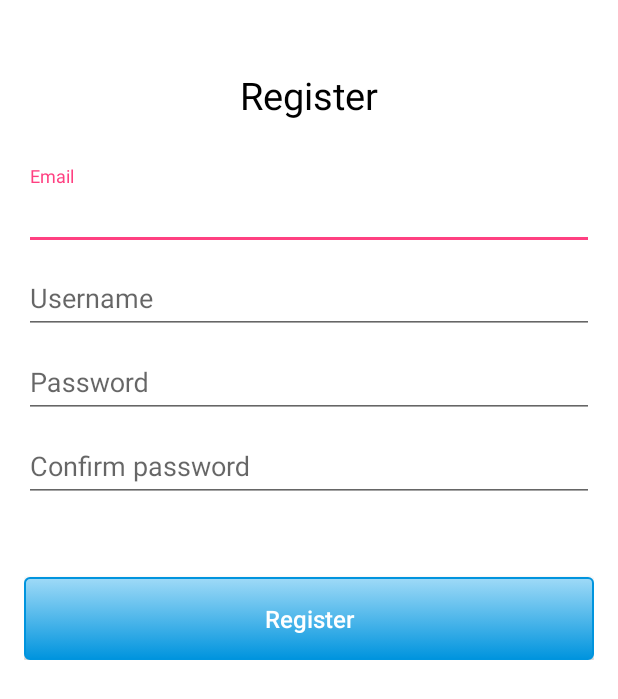
After one commit to GregKluska/Open-API-Android-App, an Android app: the fragment RegisterFragment shown on its own in the app's theme, on a phone screen of 412 x 824 dp. The commit adds this screen. Shown: the top 699 px of the screen. Run offline under Robolectric (Android 15) with nearby library versions, the phone set to English and light mode, and no system bars.

Commit message:
Set up layouts

```diff
--- a/app/src/main/AndroidManifest.xml
+++ b/app/src/main/AndroidManifest.xml
@@ -13,7 +13,7 @@
             android:theme="@style/AppTheme"
             >
 
-        <activity android:name=".AuthActivity"
+        <activity android:name=".ui.auth.AuthActivity"
                   android:windowSoftInputMode="adjustPan">
             <intent-filter>
                 <action android:name="android.intent.action.MAIN"/>
--- a/app/src/main/java/com/codingwithmitch/openapi/AuthActivity.kt
+++ b/app/src/main/java/com/codingwithmitch/openapi/ui/auth/AuthActivity.kt
@@ -1,7 +1,8 @@
-package com.codingwithmitch.openapi
+package com.codingwithmitch.openapi.ui.auth
 
 import android.os.Bundle
 import androidx.appcompat.app.AppCompatActivity
+import com.codingwithmitch.openapi.R
 
 class AuthActivity : AppCompatActivity(){
 
--- /dev/null
+++ b/app/src/main/java/com/codingwithmitch/openapi/ui/auth/RegisterFragment.kt
@@ -0,0 +1,20 @@
+package com.codingwithmitch.openapi.ui.auth
+
+import android.os.Bundle
+import androidx.fragment.app.Fragment
+import android.view.LayoutInflater
+import android.view.View
+import android.view.ViewGroup
+import com.codingwithmitch.openapi.R
+
+class RegisterFragment : Fragment() {
+
+    override fun onCreateView(
+        inflater: LayoutInflater, container: ViewGroup?,
+        savedInstanceState: Bundle?
+    ): View? {
+        // Inflate the layout for this fragment
+        return inflater.inflate(R.layout.fragment_register, container, false)
+    }
+
+}
--- /dev/null
+++ b/app/src/main/res/layout/fragment_register.xml
@@ -0,0 +1,136 @@
+<?xml version="1.0" encoding="utf-8"?>
+<ScrollView
+        xmlns:android="http://schemas.android.com/apk/res/android"
+        xmlns:tools="http://schemas.android.com/tools"
+        android:layout_width="match_parent"
+        android:layout_height="match_parent"
+        xmlns:app="http://schemas.android.com/apk/res-auto"
+        tools:context=".ui.auth.RegisterFragment"
+        android:background="#fff">
+
+    <androidx.constraintlayout.widget.ConstraintLayout
+            android:layout_width="match_parent"
+            android:layout_height="0dp"
+            android:padding="16dp"
+
+            >
+        <TextView
+                android:layout_width="wrap_content"
+                android:layout_height="wrap_content"
+                app:layout_constraintTop_toTopOf="parent"
+                app:layout_constraintLeft_toLeftOf="parent"
+                app:layout_constraintRight_toRightOf="parent"
+                app:layout_constraintBottom_toTopOf="@+id/input_email_layout"
+                android:textSize="25sp"
+                android:textColor="#000"
+                android:text="@string/register"
+                android:id="@+id/register_text"
+                android:layout_marginTop="30dp"/>
+
+        <com.google.android.material.textfield.TextInputLayout
+                android:layout_width="0dp"
+                android:layout_height="wrap_content"
+                app:layout_constraintTop_toBottomOf="@+id/register_text"
+                app:layout_constraintRight_toRightOf="parent"
+                app:layout_constraintLeft_toLeftOf="parent"
+                app:layout_constraintBottom_toTopOf="@+id/input_username_layout"
+                android:id="@+id/input_email_layout"
+                android:layout_marginTop="30dp"
+                >
+
+            <EditText
+                    android:layout_width="match_parent"
+                    android:layout_height="wrap_content"
+                    android:id="@+id/input_email"
+                    android:textColor="#000"
+                    android:hint="@string/email_field"
+                    android:inputType="textEmailAddress"
+                    />
+
+        </com.google.android.material.textfield.TextInputLayout>
+
+
+        <com.google.android.material.textfield.TextInputLayout
+                android:layout_width="0dp"
+                android:layout_height="wrap_content"
+                app:layout_constraintTop_toBottomOf="@+id/input_email_layout"
+                app:layout_constraintRight_toRightOf="parent"
+                app:layout_constraintLeft_toLeftOf="parent"
+                app:layout_constraintBottom_toTopOf="@+id/input_password_layout"
+                android:id="@+id/input_username_layout"
+                >
+
+            <EditText
+                    android:layout_width="match_parent"
+                    android:layout_height="wrap_content"
+                    android:id="@+id/input_username"
+                    android:textColor="#000"
+                    android:hint="@string/field_username"
+                    android:inputType="text"
+                    />
+
+        </com.google.android.material.textfield.TextInputLayout>
+
+        <com.google.android.material.textfield.TextInputLayout
+                android:layout_width="0dp"
+                android:layout_height="wrap_content"
+                app:layout_constraintTop_toBottomOf="@+id/input_username_layout"
+                app:layout_constraintRight_toRightOf="parent"
+                app:layout_constraintLeft_toLeftOf="parent"
+                app:layout_constraintBottom_toTopOf="@+id/input_password_confirm_layout"
+                android:id="@+id/input_password_layout"
+                >
+
+            <EditText
+                    android:layout_width="match_parent"
+                    android:layout_height="wrap_content"
+                    android:id="@+id/input_password"
+                    android:textColor="#000"
+                    android:hint="@string/field_password"
+                    android:inputType="textPassword"
+                    />
+
+        </com.google.android.material.textfield.TextInputLayout>
+
+
+        <com.google.android.material.textfield.TextInputLayout
+                android:layout_width="0dp"
+                android:layout_height="wrap_content"
+                app:layout_constraintTop_toBottomOf="@+id/input_password_layout"
+                app:layout_constraintRight_toRightOf="parent"
+                app:layout_constraintLeft_toLeftOf="parent"
+                app:layout_constraintBottom_toTopOf="@+id/register_button"
+                android:id="@+id/input_password_confirm_layout"
+                >
+
+            <EditText
+                    android:layout_width="match_parent"
+                    android:layout_height="wrap_content"
+                    android:id="@+id/input_password_confirm"
+                    android:textColor="#000"
+                    android:hint="@string/field_confirm_password"
+                    android:inputType="textPassword"
+                    />
+
+        </com.google.android.material.textfield.TextInputLayout>
+
+        <Button
+                android:id="@+id/register_button"
+                android:layout_width="0dp"
+                android:layout_height="55dp"
+                app:layout_constraintTop_toBottomOf="@+id/input_password_confirm_layout"
+                app:layout_constraintRight_toRightOf="parent"
+                app:layout_constraintLeft_toLeftOf="parent"
+                app:layout_constraintBottom_toBottomOf="parent"
+                android:background="@drawable/main_button_drawable"
+                android:text="@string/field_register"
+                android:textAllCaps="false"
+                android:textColor="#fff"
+                android:textSize="16sp"
+                android:layout_marginTop="50dp"
+                />
+
+    </androidx.constraintlayout.widget.ConstraintLayout>
+
+
+</ScrollView>
--- a/build.gradle
+++ b/build.gradle
@@ -8,7 +8,7 @@ buildscript {
 
     }
     dependencies {
-        classpath 'com.android.tools.build:gradle:3.5.0'
+        classpath 'com.android.tools.build:gradle:4.0.0'
         classpath "org.jetbrains.kotlin:kotlin-gradle-plugin:$kotlin_version"
         classpath "androidx.navigation:navigation-safe-args-gradle-plugin:2.1.0-alpha05"
         // NOTE: Do not place your application dependencies here; they belong
```
Also changed, not shown: app/src/main/java/com/codingwithmitch/openapi/ui/auth/ForgotPasswordFragment.kt (added, +20 -0 lines), app/src/main/java/com/codingwithmitch/openapi/ui/auth/LauncherFragment.kt (added, +20 -0 lines), app/src/main/java/com/codingwithmitch/openapi/ui/auth/LoginFragment.kt (added, +20 -0 lines), app/src/main/res/layout/fragment_forgot_password.xml (added, +57 -0 lines), app/src/main/res/layout/fragment_launcher.xml (added, +90 -0 lines), app/src/main/res/layout/fragment_login.xml (added, +94 -0 lines), gradle/wrapper/gradle-wrapper.properties.
